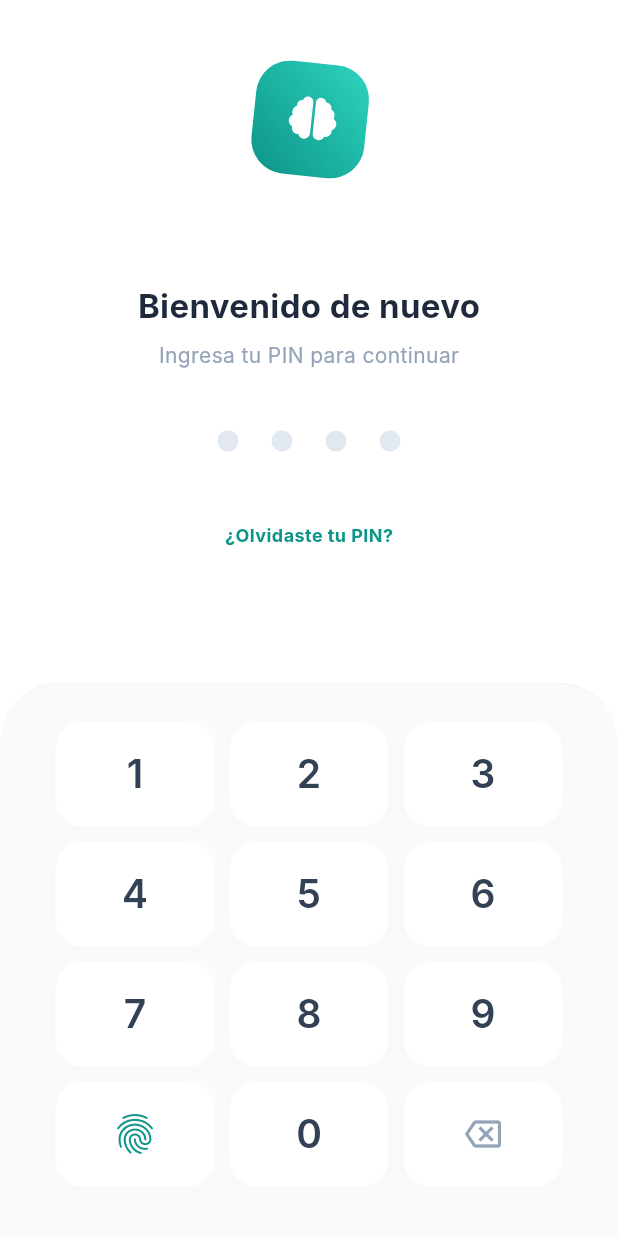
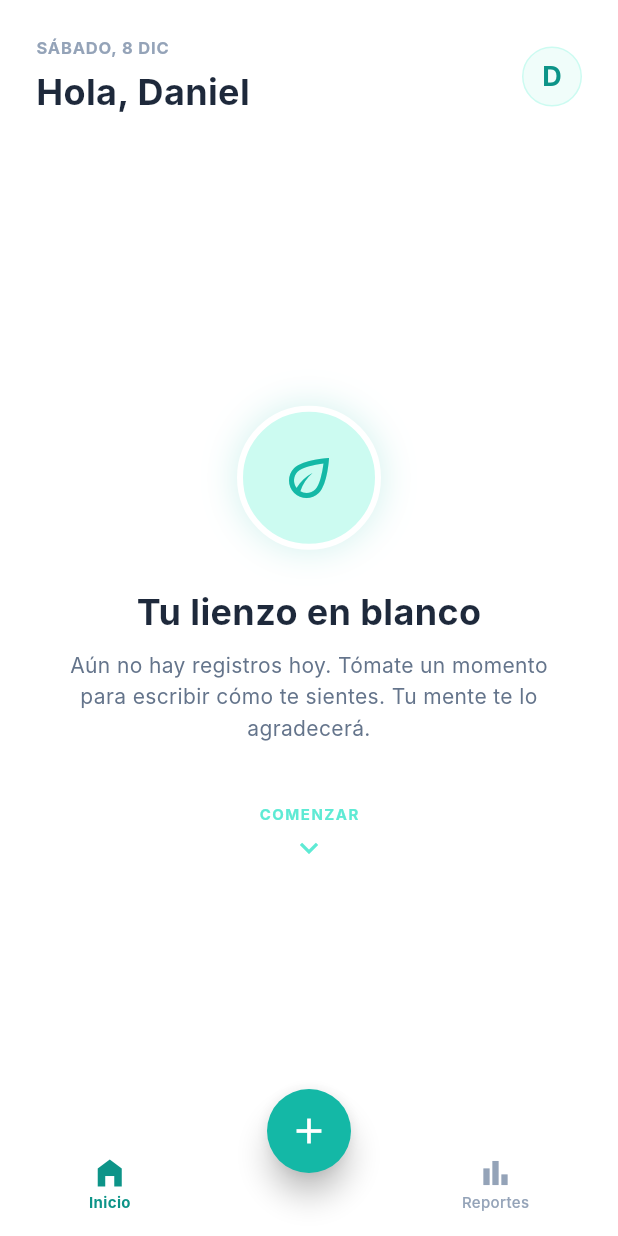
Before and after one commit to Parcibal12/MindLog-App, a Flutter app: the screen it shows after launch, on a phone screen of 412 x 824 dp. Run offline on Flutter 3.47's test engine with Material 3 defaults, Android fonts, the light colour scheme and no system bars; our stand-ins replace dio, flutter_riverpod, flutter_svg, retrofit; generated files the repository leaves out were written again; Roboto replaces fonts that are missing (Inter).

Commit message:
style: clean up home screen dead code and apply SafeArea for dynamic layout

```diff
--- /dev/null
+++ b/lib/features/auth/presentation/screens/home_screen.dart
@@ -0,0 +1,162 @@
+import 'package:flutter/material.dart';
+import 'package:flutter_riverpod/flutter_riverpod.dart';
+import 'package:mindlog_app/core/theme/app_colors.dart';
+
+class HomeScreen extends ConsumerWidget {
+  const HomeScreen({super.key});
+
+  @override
+  Widget build(BuildContext context, WidgetRef ref) {
+    return Scaffold(
+      backgroundColor: AppColors.backgroundWhite,
+
+      body: SafeArea(
+        child: Column(
+          children: [
+            Padding(
+              padding: const EdgeInsets.fromLTRB(24, 24, 24, 16),
+              child: Row(
+                mainAxisAlignment: MainAxisAlignment.spaceBetween,
+                children: [
+                  Column(
+                    crossAxisAlignment: CrossAxisAlignment.start,
+                    children: [
+                      Text(
+                        "Sábado, 8 Dic".toUpperCase(),
+                        style: const TextStyle(
+                          fontSize: 11,
+                          fontWeight: FontWeight.bold,
+                          color: AppColors.textSubtitle,
+                          letterSpacing: 0.55,
+                        ),
+                      ),
+                      const SizedBox(height: 4),
+                      const Text(
+                        "Hola, Daniel",
+                        style: TextStyle(
+                          fontSize: 24,
+                          fontWeight: FontWeight.bold,
+                          color: AppColors.textHeader,
+                        ),
+                      ),
+                    ],
+                  ),
+                  // Avatar
+                  Container(
+                    width: 40,
+                    height: 40,
+                    decoration: BoxDecoration(
+                      color: const Color(0xFFF0FDFA),
+                      shape: BoxShape.circle,
+                      border: Border.all(color: const Color(0xFFCCFBF1)),
+                    ),
+                    alignment: Alignment.center,
+                    child: const Text(
+                      "D",
+                      style: TextStyle(
+                        fontSize: 18,
+                        fontWeight: FontWeight.bold,
+                        color: AppColors.primaryDark,
+                      ),
+                    ),
+                  ),
+                ],
+              ),
+            ),
+
+            // --- CUERPO (Estado Vacío Fijo Temporalmente) ---
+            const Expanded(
+              child: _EmptyState(),
+            ),
+          ],
+        ),
+      ),
+
+      floatingActionButton: FloatingActionButton(
+        onPressed: () {
+        },
+        backgroundColor: AppColors.primaryGreen,
+        elevation: 8,
+        shape: const CircleBorder(),
+        child: const Icon(Icons.add, color: Colors.white, size: 28),
+      ),
+      floatingActionButtonLocation: FloatingActionButtonLocation.centerDocked,
+      bottomNavigationBar: const BottomAppBar(
+        color: Colors.white,
+        shape: CircularNotchedRectangle(),
+        notchMargin: 8.0,
+        height: 70,
+        child: Row(
+          mainAxisAlignment: MainAxisAlignment.spaceAround,
+          children: [
+            Column(
+              mainAxisSize: MainAxisSize.min,
+              children: [
+                Icon(Icons.home_filled, color: AppColors.primaryDark),
+                Text("Inicio", style: TextStyle(fontSize: 10, fontWeight: FontWeight.bold, color: AppColors.primaryDark)),
+              ],
+            ),
+            SizedBox(width: 48),
+            Column(
+              mainAxisSize: MainAxisSize.min,
+              children: [
+                Icon(Icons.bar_chart, color: AppColors.textSubtitle),
+                Text("Reportes", style: TextStyle(fontSize: 10, fontWeight: FontWeight.w500, color: AppColors.textSubtitle)),
+              ],
+            ),
+          ],
+        ),
+      ),
+    );
+  }
+}
+
+class _EmptyState extends StatelessWidget {
+  const _EmptyState();
+
+  @override
+  Widget build(BuildContext context) {
+    return Center(
+      child: Column(
+        mainAxisAlignment: MainAxisAlignment.center,
+        children: [
+          Container(
+            width: 96,
+            height: 96,
+            decoration: BoxDecoration(
+              color: const Color(0xFFCCFBF1),
+              shape: BoxShape.circle,
+              border: Border.all(color: Colors.white, width: 4),
+              boxShadow: const [
+                BoxShadow(color: Color(0x3314B8A6), blurRadius: 20)
+              ],
+            ),
+            child: const Icon(Icons.eco_outlined, color: AppColors.primaryGreen, size: 40),
+          ),
+          const SizedBox(height: 24),
+          const Text(
+            "Tu lienzo en blanco",
+            style: TextStyle(fontSize: 24, fontWeight: FontWeight.bold, color: AppColors.textHeader),
+          ),
+          const SizedBox(height: 8),
+          const Padding(
+            padding: EdgeInsets.symmetric(horizontal: 32.0),
+            child: Text(
+              "Aún no hay registros hoy. Tómate un momento para escribir cómo te sientes. Tu mente te lo agradecerá.",
+              textAlign: TextAlign.center,
+              style: TextStyle(fontSize: 14, color: Color(0xFF64748B), height: 1.5),
+            ),
+          ),
+          const SizedBox(height: 40),
+          const Column(
+            children: [
+              Text("COMENZAR", style: TextStyle(fontSize: 10, fontWeight: FontWeight.bold, color: Color(0xFF5EEAD4), letterSpacing: 1)),
+              SizedBox(height: 4),
+              Icon(Icons.keyboard_arrow_down, color: Color(0xFF5EEAD4)),
+            ],
+          )
+        ],
+      ),
+    );
+  }
+}
--- /dev/null
+++ b/lib/features/journal/data/datasources/remote/journal_api_client.dart
@@ -0,0 +1,12 @@
+import 'package:dio/dio.dart';
+import 'package:retrofit/retrofit.dart';
+
+part 'journal_api_client.g.dart';
+
+@RestApi(baseUrl: "http://localhost:5135/api/")
+abstract class JournalApiClient {
+  factory JournalApiClient(Dio dio, {String baseUrl}) = _JournalApiClient;
+
+  @POST("Journal")
+  Future<HttpResponse<void>> createEntry(@Body() Map<String, dynamic> body);
+}
--- /dev/null
+++ b/lib/features/journal/data/models/journal_dto.dart
@@ -0,0 +1,19 @@
+import 'package:json_annotation/json_annotation.dart';
+
+part 'journal_dto.g.dart';
+
+@JsonSerializable()
+class JournalDto {
+  final String userId;
+  final String content;
+  final DateTime createdAt;
+
+  JournalDto({
+    required this.userId,
+    required this.content,
+    required this.createdAt,
+  });
+
+  factory JournalDto.fromJson(Map<String, dynamic> json) => _$JournalDtoFromJson(json);
+  Map<String, dynamic> toJson() => _$JournalDtoToJson(this);
+}
--- a/lib/main.dart
+++ b/lib/main.dart
@@ -1,6 +1,6 @@
 import 'package:flutter/material.dart';
 import 'package:flutter_riverpod/flutter_riverpod.dart';
-import 'features/auth/presentation/screens/login_screen.dart';
+import 'features/auth/presentation/screens/home_screen.dart';
 
 void main() {
   // ProviderScope es OBLIGATORIO para que Riverpod funcione en toda la app
@@ -20,7 +20,7 @@ class MindLogApp extends StatelessWidget {
         useMaterial3: true,
         fontFamily: 'Inter',
       ),
-      home: const LoginScreen(),
+      home: const HomeScreen(),
     );
   }
 }
```
Also changed, not shown: pubspec.yaml (+6 -6 lines), flutter_01.png (added), lib/features/journal/data/datasources/remote/journal_api_client.g.dart (added), lib/features/journal/data/models/journal_dto.g.dart (added), pubspec.lock.
